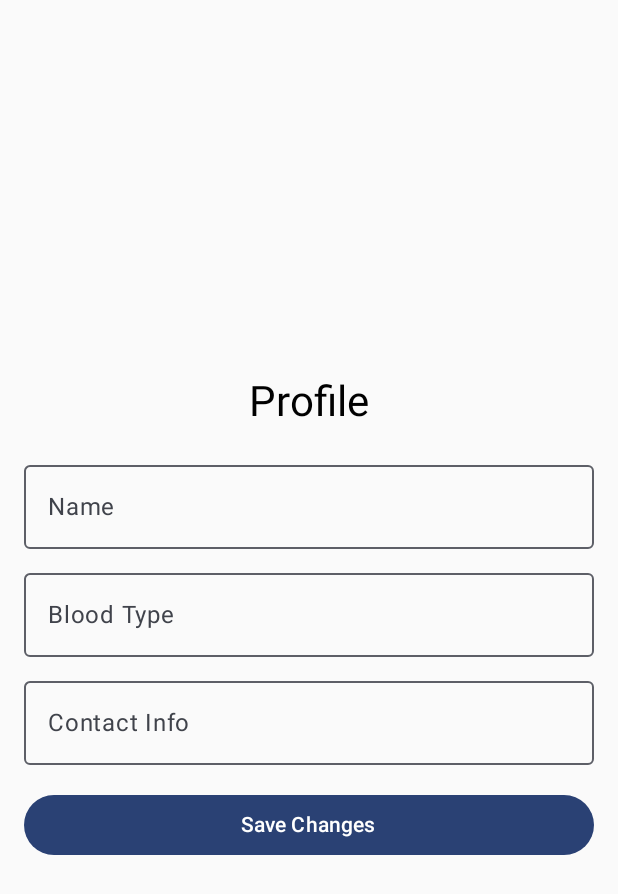
After one commit to Nikhilsolanki075/blood, an Android app built with Jetpack Compose: the ProfileScreen screen opened through its navigation route, on a phone screen of 412 x 824 dp. The commit adds this screen. Shown: the top 894 px of the screen. Run offline under Robolectric (Android 15) with nearby library versions, the phone set to English and light mode, and no system bars; our stand-ins replace Firebase (no records; nobody signed in at launch, a user with empty details on screens opened directly).

Commit message:
Implemented Profile Screen for User Data Management

```diff
--- a/app/src/main/java/uk/ac/tees/mad/bloodconnect/Screen.kt
+++ b/app/src/main/java/uk/ac/tees/mad/bloodconnect/Screen.kt
@@ -5,11 +5,13 @@ import androidx.navigation.compose.NavHost
 import androidx.navigation.compose.composable
 import androidx.navigation.compose.rememberNavController
 import uk.ac.tees.mad.bloodconnect.ui.screens.AuthScreen
+import uk.ac.tees.mad.bloodconnect.ui.screens.ProfileScreen
 import uk.ac.tees.mad.bloodconnect.ui.screens.WelcomeScreen
 
 sealed class Screen(val route: String) {
     object Welcome : Screen("welcome_screen")
     object Auth : Screen("auth_screen")
+    object Profile : Screen("profile_screen")
 }
 
 @Composable
@@ -21,7 +23,10 @@ fun AppNavigation() {
             WelcomeScreen(navController)
         }
         composable(Screen.Auth.route) {
-            AuthScreen()
+            AuthScreen(navController)
+        }
+        composable(Screen.Profile.route) {
+            ProfileScreen()
         }
     }
 }
--- /dev/null
+++ b/app/src/main/java/uk/ac/tees/mad/bloodconnect/ui/screens/ProfileScreen.kt
@@ -0,0 +1,129 @@
+package uk.ac.tees.mad.bloodconnect.ui.screens
+
+import android.widget.Toast
+import androidx.compose.foundation.layout.*
+import androidx.compose.material3.*
+import androidx.compose.runtime.*
+import androidx.compose.ui.Alignment
+import androidx.compose.ui.Modifier
+import androidx.compose.ui.platform.LocalContext
+import androidx.compose.ui.text.input.TextFieldValue
+import androidx.compose.ui.tooling.preview.Preview
+import androidx.compose.ui.unit.dp
+import com.google.firebase.auth.FirebaseAuth
+import com.google.firebase.firestore.FirebaseFirestore
+
+@Composable
+fun ProfileScreen() {
+    val context = LocalContext.current
+    val auth = FirebaseAuth.getInstance()
+    val db = FirebaseFirestore.getInstance()
+    val userId = auth.currentUser?.uid ?: ""
+
+    var name by remember { mutableStateOf(TextFieldValue("")) }
+    var bloodType by remember { mutableStateOf(TextFieldValue("")) }
+    var contactInfo by remember { mutableStateOf(TextFieldValue("")) }
+    var isLoading by remember { mutableStateOf(true) }
+
+    // Fetch user data from Firestore
+    LaunchedEffect(userId) {
+        if (userId.isNotEmpty()) {
+            db.collection("users").document(userId).get()
+                .addOnSuccessListener { document ->
+                    if (document.exists()) {
+                        name = TextFieldValue(document.getString("name") ?: "")
+                        bloodType = TextFieldValue(document.getString("bloodType") ?: "")
+                        contactInfo = TextFieldValue(document.getString("contactInfo") ?: "")
+                    }
+                    isLoading = false
+                }
+                .addOnFailureListener {
+                    isLoading = false
+                    Toast.makeText(context, "Failed to load profile", Toast.LENGTH_SHORT).show()
+                }
+        }
+    }
+
+    if (isLoading) {
+        // Show Loading Indicator
+        Box(modifier = Modifier.fillMaxSize(), contentAlignment = Alignment.Center) {
+            CircularProgressIndicator()
+        }
+    } else {
+        Column(
+            modifier = Modifier.fillMaxSize().padding(16.dp),
+            horizontalAlignment = Alignment.CenterHorizontally,
+            verticalArrangement = Arrangement.Center
+        ) {
+            Text(text = "Profile", style = MaterialTheme.typography.headlineMedium)
+
+            Spacer(modifier = Modifier.height(16.dp))
+
+            // Name Field
+            OutlinedTextField(
+                value = name,
+                onValueChange = { name = it },
+                label = { Text("Name") },
+                modifier = Modifier.fillMaxWidth()
+            )
+
+            Spacer(modifier = Modifier.height(8.dp))
+
+            // Blood Type Field
+            OutlinedTextField(
+                value = bloodType,
+                onValueChange = { bloodType = it },
+                label = { Text("Blood Type") },
+                modifier = Modifier.fillMaxWidth()
+            )
+
+            Spacer(modifier = Modifier.height(8.dp))
+
+            // Contact Info Field
+            OutlinedTextField(
+                value = contactInfo,
+                onValueChange = { contactInfo = it },
+                label = { Text("Contact Info") },
+                modifier = Modifier.fillMaxWidth()
+            )
+
+            Spacer(modifier = Modifier.height(16.dp))
+
+            // Save Button
+            Button(
+                onClick = {
+                    saveUserProfile(db, userId, name.text, bloodType.text, contactInfo.text) { message ->
+                        Toast.makeText(context, message, Toast.LENGTH_SHORT).show()
+                    }
+                },
+                modifier = Modifier.fillMaxWidth()
+            ) {
+                Text("Save Changes")
+            }
+        }
+    }
+}
+
+// Function to Save Profile Data to Firestore
+fun saveUserProfile(
+    db: FirebaseFirestore,
+    userId: String,
+    name: String,
+    bloodType: String,
+    contactInfo: String,
+    callback: (String) -> Unit
+) {
+    if (userId.isEmpty()) {
+        callback("User not logged in")
+        return
+    }
+    val userProfile = mapOf(
+        "name" to name,
+        "bloodType" to bloodType,
+        "contactInfo" to contactInfo
+    )
+
+    db.collection("users").document(userId).set(userProfile)
+        .addOnSuccessListener { callback("Profile updated successfully") }
+        .addOnFailureListener { e -> callback("Update failed: ${e.localizedMessage}") }
+}
```
Also changed, not shown: app/src/main/java/uk/ac/tees/mad/bloodconnect/ui/screens/AuthScreen.kt (+19 -6 lines).
